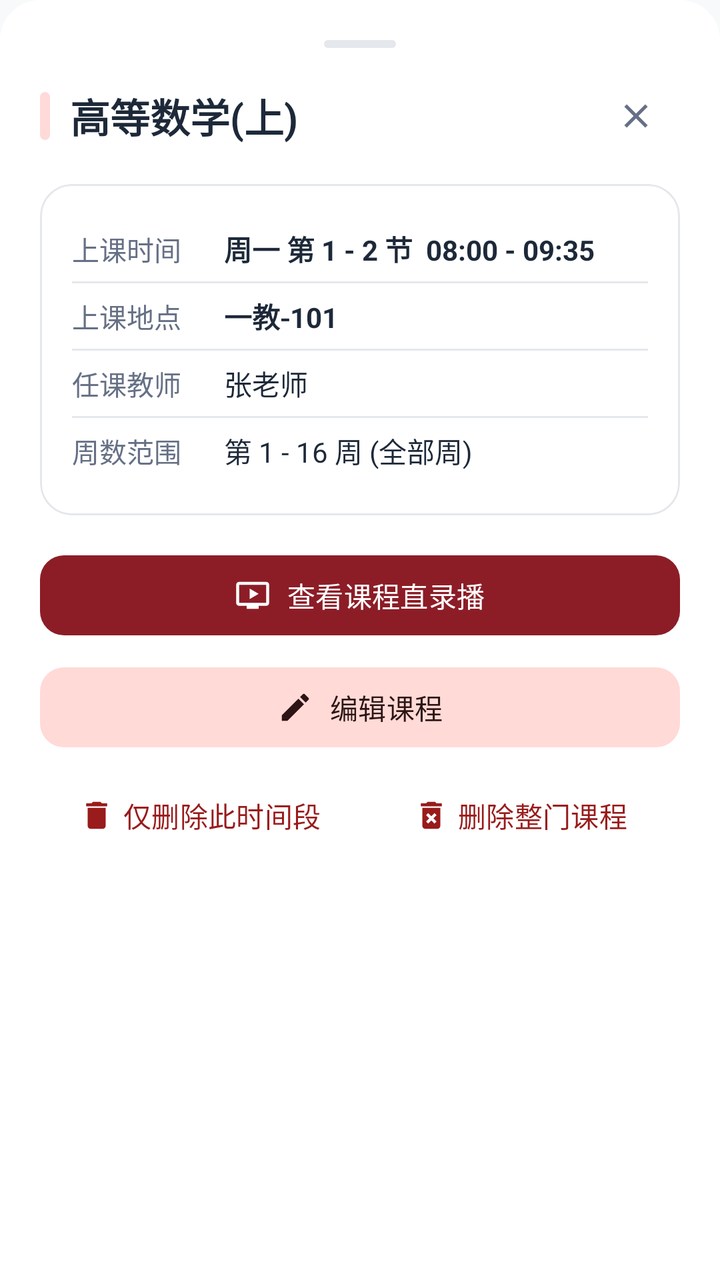
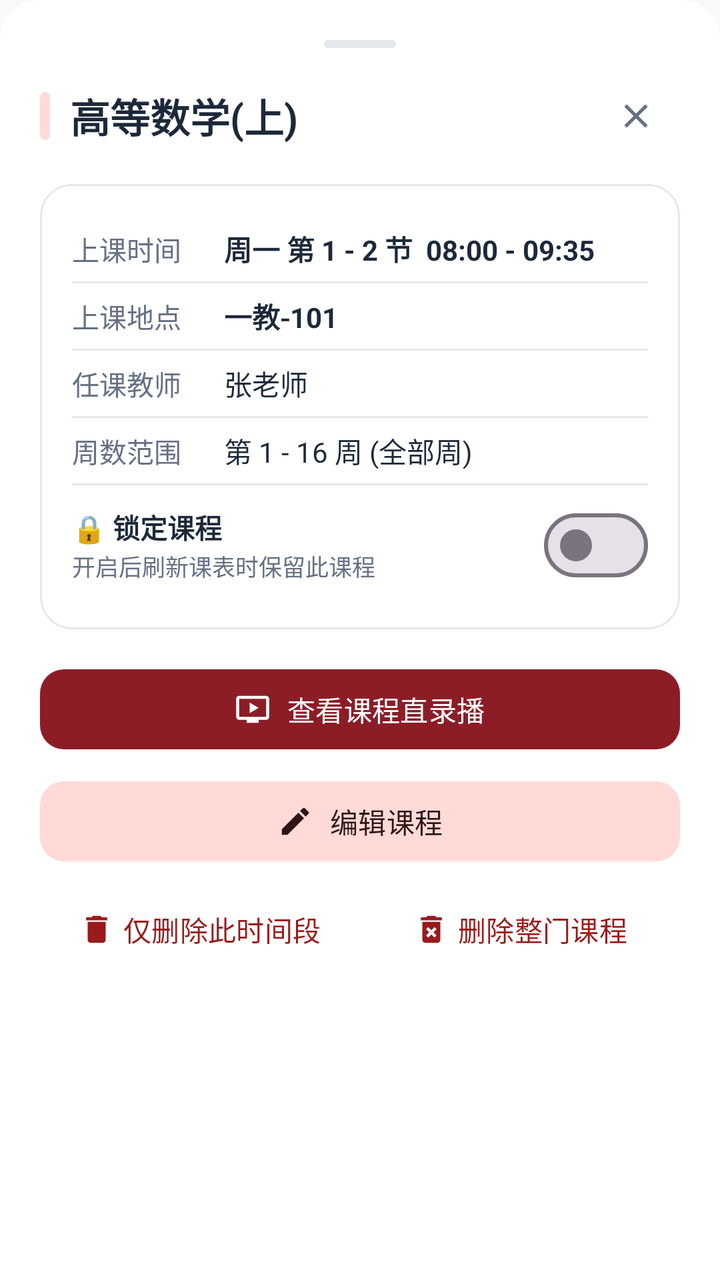

The first picture is an Android layout as it rendered before a commit; the second is the same layout after the commit. The layout source and the unified diff follow.
<!-- AndroidManifest.xml: application theme Theme.UsstJwgl -->
<!-- res/layout/dialog_course_detail_wakeup.xml -->
<?xml version="1.0" encoding="utf-8"?>
<LinearLayout xmlns:android="http://schemas.android.com/apk/res/android"
    xmlns:app="http://schemas.android.com/apk/res-auto"
    android:layout_width="match_parent"
    android:layout_height="wrap_content"
    android:orientation="vertical"
    android:background="@drawable/bottom_sheet_bg"
    android:padding="20dp">

    
    <View
        android:layout_width="36dp"
        android:layout_height="4dp"
        android:layout_gravity="center_horizontal"
        android:layout_marginBottom="16dp"
        android:background="@drawable/drag_handle" />

    
    <LinearLayout
        android:layout_width="match_parent"
        android:layout_height="wrap_content"
        android:orientation="horizontal"
        android:gravity="center_vertical">

        <View
            android:id="@+id/viewCourseColor"
            android:layout_width="5dp"
            android:layout_height="24dp"
            android:layout_marginEnd="10dp"
            android:background="@drawable/badge_bg" />

        <TextView
            android:id="@+id/tvCourseTitle"
            android:layout_width="0dp"
            android:layout_height="wrap_content"
            android:layout_weight="1"
            android:text="高等数学(上)"
            android:textColor="@color/text_primary"
            android:textSize="20sp"
            android:textStyle="bold" />

        <com.google.android.material.button.MaterialButton
            android:id="@+id/btnClose"
            style="@style/Widget.Material3.Button.IconButton"
            android:layout_width="36dp"
            android:layout_height="36dp"
            android:padding="0dp"
            app:icon="@drawable/ic_close"
            app:iconTint="@color/text_secondary" />
    </LinearLayout>

    
    <com.google.android.material.card.MaterialCardView
        android:layout_width="match_parent"
        android:layout_height="wrap_content"
        android:layout_marginTop="16dp"
        app:cardBackgroundColor="@color/surface"
        app:cardCornerRadius="16dp"
        app:cardElevation="0dp"
        app:strokeColor="@color/border"
        app:strokeWidth="1dp">

        <LinearLayout
            android:layout_width="match_parent"
            android:layout_height="wrap_content"
            android:orientation="vertical"
            android:padding="16dp">

            
            <LinearLayout
                android:layout_width="match_parent"
                android:layout_height="wrap_content"
                android:gravity="center_vertical"
                android:orientation="horizontal"
                android:paddingVertical="6dp">

                <TextView
                    android:layout_width="76dp"
                    android:layout_height="wrap_content"
                    android:text="上课时间"
                    android:textColor="@color/text_secondary"
                    android:textSize="13.5sp" />

                <TextView
                    android:id="@+id/tvDetailTime"
                    android:layout_width="0dp"
                    android:layout_height="wrap_content"
                    android:layout_weight="1"
                    android:text="周一 第 1 - 2 节  08:00 - 09:35"
                    android:textColor="@color/text_primary"
                    android:textSize="14sp"
                    android:textStyle="bold" />
            </LinearLayout>

            <View
                android:layout_width="match_parent"
                android:layout_height="1dp"
                android:background="@color/border" />

            
            <LinearLayout
                android:layout_width="match_parent"
                android:layout_height="wrap_content"
                android:gravity="center_vertical"
                android:orientation="horizontal"
                android:paddingVertical="6dp">

                <TextView
                    android:layout_width="76dp"
                    android:layout_height="wrap_content"
                    android:text="上课地点"
                    android:textColor="@color/text_secondary"
                    android:textSize="13.5sp" />

                <TextView
                    android:id="@+id/tvDetailRoom"
                    android:layout_width="0dp"
                    android:layout_height="wrap_content"
                    android:layout_weight="1"
                    android:text="一教-101"
                    android:textColor="@color/text_primary"
                    android:textSize="14sp"
                    android:textStyle="bold" />
            </LinearLayout>

            <View
                android:layout_width="match_parent"
                android:layout_height="1dp"
                android:background="@color/border" />

            
            <LinearLayout
                android:layout_width="match_parent"
                android:layout_height="wrap_content"
                android:gravity="center_vertical"
                android:orientation="horizontal"
                android:paddingVertical="6dp">

                <TextView
                    android:layout_width="76dp"
                    android:layout_height="wrap_content"
                    android:text="任课教师"
                    android:textColor="@color/text_secondary"
                    android:textSize="13.5sp" />

                <TextView
                    android:id="@+id/tvDetailTeacher"
                    android:layout_width="0dp"
                    android:layout_height="wrap_content"
                    android:layout_weight="1"
                    android:text="张老师"
                    android:textColor="@color/text_primary"
                    android:textSize="14sp" />
            </LinearLayout>

            <View
                android:layout_width="match_parent"
                android:layout_height="1dp"
                android:background="@color/border" />

            
            <LinearLayout
                android:layout_width="match_parent"
                android:layout_height="wrap_content"
                android:gravity="center_vertical"
                android:orientation="horizontal"
                android:paddingVertical="6dp">

                <TextView
                    android:layout_width="76dp"
                    android:layout_height="wrap_content"
                    android:text="周数范围"
                    android:textColor="@color/text_secondary"
                    android:textSize="13.5sp" />

                <TextView
                    android:id="@+id/tvDetailWeeks"
                    android:layout_width="0dp"
                    android:layout_height="wrap_content"
                    android:layout_weight="1"
                    android:text="第 1 - 16 周 (全部周)"
                    android:textColor="@color/text_primary"
                    android:textSize="14sp" />
            </LinearLayout>

        </LinearLayout>
    </com.google.android.material.card.MaterialCardView>

    
    <com.google.android.material.card.MaterialCardView
        android:id="@+id/cardTronClassLink"
        android:layout_width="match_parent"
        android:layout_height="wrap_content"
        android:layout_marginTop="12dp"
        android:visibility="gone"
        app:cardBackgroundColor="@color/surface"
        app:cardCornerRadius="16dp"
        app:cardElevation="0dp"
        app:strokeColor="@color/border"
        app:strokeWidth="1dp">

        <LinearLayout
            android:layout_width="match_parent"
            android:layout_height="wrap_content"
            android:orientation="horizontal"
            android:gravity="center_vertical"
            android:paddingHorizontal="16dp"
            android:paddingVertical="12dp">

            <ImageView
                android:layout_width="24dp"
                android:layout_height="24dp"
                android:src="@drawable/ic_school"
                app:tint="@color/primary" />

            <LinearLayout
                android:layout_width="0dp"
                android:layout_height="wrap_content"
                android:layout_weight="1"
                android:layout_marginStart="12dp"
                android:layout_marginEnd="8dp"
                android:orientation="vertical">

                <TextView
                    android:id="@+id/tvTronClassLinkTitle"
                    android:layout_width="match_parent"
                    android:layout_height="wrap_content"
                    android:ellipsize="end"
                    android:maxLines="1"
                    android:text="进入一网畅学"
                    android:textColor="@color/text_primary"
                    android:textSize="14sp"
                    android:textStyle="bold" />

                <TextView
                    android:id="@+id/tvTronClassLinkSub"
                    android:layout_width="match_parent"
                    android:layout_height="wrap_content"
                    android:layout_marginTop="2dp"
                    android:ellipsize="end"
                    android:maxLines="1"
                    android:text="当前暂无待办事项"
                    android:textColor="@color/text_secondary"
                    android:textSize="12sp" />
            </LinearLayout>

            <ImageView
                android:layout_width="16dp"
                android:layout_height="16dp"
                android:src="@drawable/ic_chevron_right"
                app:tint="@color/text_secondary" />
        </LinearLayout>
    </com.google.android.material.card.MaterialCardView>

    
    <LinearLayout
        android:layout_width="match_parent"
        android:layout_height="wrap_content"
        android:layout_marginTop="16dp"
        android:orientation="vertical">

        <com.google.android.material.button.MaterialButton
            android:id="@+id/btnOpenCourseLive"
            android:layout_width="match_parent"
            android:layout_height="48dp"
            android:text="查看课程直录播"
            app:cornerRadius="12dp"
            app:icon="@drawable/ic_live_video"
            app:iconGravity="textStart" />

        <com.google.android.material.button.MaterialButton
            android:id="@+id/btnEditCourse"
            style="@style/Widget.Material3.Button.TonalButton"
            android:layout_width="match_parent"
            android:layout_height="48dp"
            android:layout_marginTop="8dp"
            android:text="编辑课程"
            app:cornerRadius="12dp"
            app:icon="@drawable/ic_edit"
            app:iconGravity="textStart" />

        <LinearLayout
            android:layout_width="match_parent"
            android:layout_height="wrap_content"
            android:layout_marginTop="8dp"
            android:orientation="horizontal">

            <com.google.android.material.button.MaterialButton
                android:id="@+id/btnDeleteSlot"
                style="@style/Widget.Material3.Button.TextButton"
                android:layout_width="0dp"
                android:layout_height="44dp"
                android:layout_weight="1"
                android:text="仅删除此时间段"
                android:textColor="@color/grade_red_text"
                app:icon="@drawable/ic_delete"
                app:iconTint="@color/grade_red_text"
                app:iconGravity="textStart" />

            <com.google.android.material.button.MaterialButton
                android:id="@+id/btnDeleteCourse"
                style="@style/Widget.Material3.Button.TextButton"
                android:layout_width="0dp"
                android:layout_height="44dp"
                android:layout_weight="1"
                android:text="删除整门课程"
                android:textColor="@color/grade_red_text"
                app:icon="@drawable/ic_delete_forever"
                app:iconTint="@color/grade_red_text"
                app:iconGravity="textStart" />
        </LinearLayout>

    </LinearLayout>

</LinearLayout>
<!-- resources referenced by this layout -->
<resources>
  <color name="border">#E4E7EC</color>
  <color name="grade_red_text">#991B1B</color>
  <color name="primary">#8C1D27</color>
  <color name="surface">#FFFFFF</color>
  <color name="text_primary">#1D2939</color>
  <color name="text_secondary">#667085</color>
  <!-- drawable badge_bg (drawable) -->
  <?xml version="1.0" encoding="utf-8"?>
  <shape xmlns:android="http://schemas.android.com/apk/res/android"
      android:shape="rectangle">
      <corners android:radius="12dp" />
      <solid android:color="@color/badge_bg" />
  </shape>
  <!-- drawable bottom_sheet_bg (drawable) -->
  <?xml version="1.0" encoding="utf-8"?>
  <shape xmlns:android="http://schemas.android.com/apk/res/android"
      android:shape="rectangle">
      <solid android:color="@color/surface" />
      <corners
          android:topLeftRadius="20dp"
          android:topRightRadius="20dp"
          android:bottomLeftRadius="0dp"
          android:bottomRightRadius="0dp" />
  </shape>
  <!-- drawable drag_handle (drawable) -->
  <?xml version="1.0" encoding="utf-8"?>
  <shape xmlns:android="http://schemas.android.com/apk/res/android">
      <solid android:color="@color/border" />
      <corners android:radius="2dp" />
  </shape>
  <!-- drawable ic_close (drawable) -->
  <vector xmlns:android="http://schemas.android.com/apk/res/android"
      android:width="24dp"
      android:height="24dp"
      android:viewportWidth="24"
      android:viewportHeight="24">
    <path
        android:fillColor="@color/text_primary"
        android:pathData="M19,6.41L17.59,5 12,10.59 6.41,5 5,6.41 10.59,12 5,17.59 6.41,19 12,13.41 17.59,19 19,17.59 13.41,12z"/>
  </vector>
  <!-- drawable ic_delete (drawable) -->
  <vector xmlns:android="http://schemas.android.com/apk/res/android"
      android:width="24dp"
      android:height="24dp"
      android:viewportWidth="24"
      android:viewportHeight="24">
    <path
        android:fillColor="@color/text_primary"
        android:pathData="M6,19c0,1.1 0.9,2 2,2h8c1.1,0 2,-0.9 2,-2V7H6v12zM19,4h-3.5l-1,-1h-5l-1,1H5v2h14V4z"/>
  </vector>
  <!-- drawable ic_edit (drawable) -->
  <vector xmlns:android="http://schemas.android.com/apk/res/android"
      android:width="24dp"
      android:height="24dp"
      android:viewportWidth="24"
      android:viewportHeight="24">
    <path
        android:fillColor="@color/text_primary"
        android:pathData="M3,17.25V21h3.75L17.81,9.94l-3.75,-3.75L3,17.25zM20.71,7.04c0.39,-0.39 0.39,-1.02 0,-1.41l-2.34,-2.34c-0.39,-0.39 -1.02,-0.39 -1.41,0l-1.83,1.83 3.75,3.75 1.83,-1.83z"/>
  </vector>
  <!-- drawable ic_live_video (drawable) -->
  <vector xmlns:android="http://schemas.android.com/apk/res/android"
      android:width="24dp"
      android:height="24dp"
      android:viewportWidth="24"
      android:viewportHeight="24">
      <path
          android:fillColor="#FF8C1D27"
          android:pathData="M21,3H3c-1.1,0 -2,0.9 -2,2v12c0,1.1 0.9,2 2,2h5v2h8v-2h5c1.1,0 2,-0.9 2,-2V5c0,-1.1 -0.9,-2 -2,-2zM21,17H3V5h18v12zM10,7.5v7l6,-3.5l-6,-3.5z" />
  </vector>
  <!-- drawable ic_school (drawable) -->
  <vector xmlns:android="http://schemas.android.com/apk/res/android"
      android:width="24dp"
      android:height="24dp"
      android:viewportWidth="24"
      android:viewportHeight="24">
    <path
        android:fillColor="@color/text_primary"
        android:pathData="M5,13.18v4L12,21l7,-3.82v-4L12,17l-7,-3.82zM12,3L1,9l11,6 9,-4.91V17h2V9L12,3z"/>
  </vector>
  <color name="badge_bg">#FFDAD8</color>
  <color name="on_primary">#FFFFFF</color>
  <color name="primary_container">#FFDAD8</color>
  <color name="on_primary_container">#3B080E</color>
  <color name="secondary">#775654</color>
  <color name="secondary_container">#FFDAD7</color>
  <color name="on_secondary_container">#2C1514</color>
  <color name="background">#F8F9FA</color>
  <!-- unchanged entries left out for length: 3 -->
</resources>

<!-- the commit's change to res/layout/dialog_course_detail_wakeup.xml (unified diff, before → after) -->
@@ -181,6 +181,52 @@
                     android:text="第 1 - 16 周 (全部周)"
                     android:textColor="@color/text_primary"
                     android:textSize="14sp" />
+            </LinearLayout>
+
+            <View
+                android:layout_width="match_parent"
+                android:layout_height="1dp"
+                android:background="@color/border" />
+
+            
+            <LinearLayout
+                android:id="@+id/rowDetailLock"
+                android:layout_width="match_parent"
+                android:layout_height="wrap_content"
+                android:gravity="center_vertical"
+                android:orientation="horizontal"
+                android:paddingTop="6dp"
+                android:paddingBottom="2dp">
+
+                <LinearLayout
+                    android:layout_width="0dp"
+                    android:layout_height="wrap_content"
+                    android:layout_weight="1"
+                    android:orientation="vertical">
+
+                    <TextView
+                        android:id="@+id/tvDetailLockTitle"
+                        android:layout_width="wrap_content"
+                        android:layout_height="wrap_content"
+                        android:text="🔒 锁定课程"
+                        android:textColor="@color/text_primary"
+                        android:textSize="13.5sp"
+                        android:textStyle="bold" />
+
+                    <TextView
+                        android:id="@+id/tvDetailLockDesc"
+                        android:layout_width="wrap_content"
+                        android:layout_height="wrap_content"
+                        android:layout_marginTop="1dp"
+                        android:text="开启后刷新课表时保留此课程"
+                        android:textColor="@color/text_secondary"
+                        android:textSize="11.5sp" />
+                </LinearLayout>
+
+                <com.google.android.material.materialswitch.MaterialSwitch
+                    android:id="@+id/switchDetailLock"
+                    android:layout_width="wrap_content"
+                    android:layout_height="wrap_content" />
             </LinearLayout>
 
         </LinearLayout>
